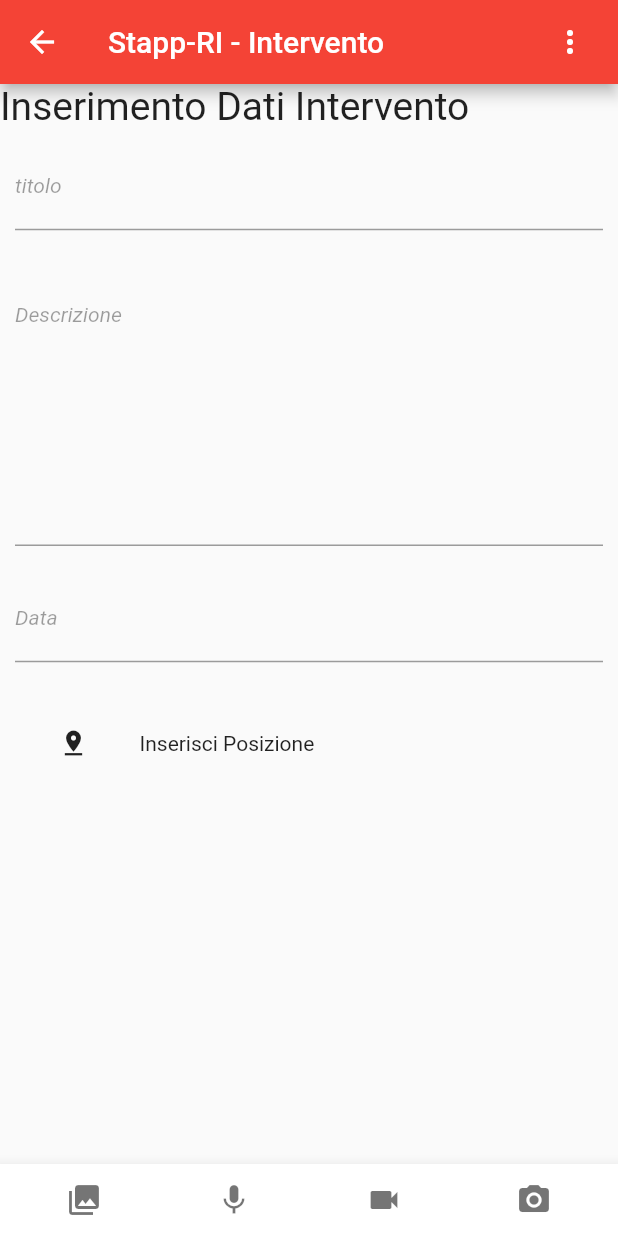
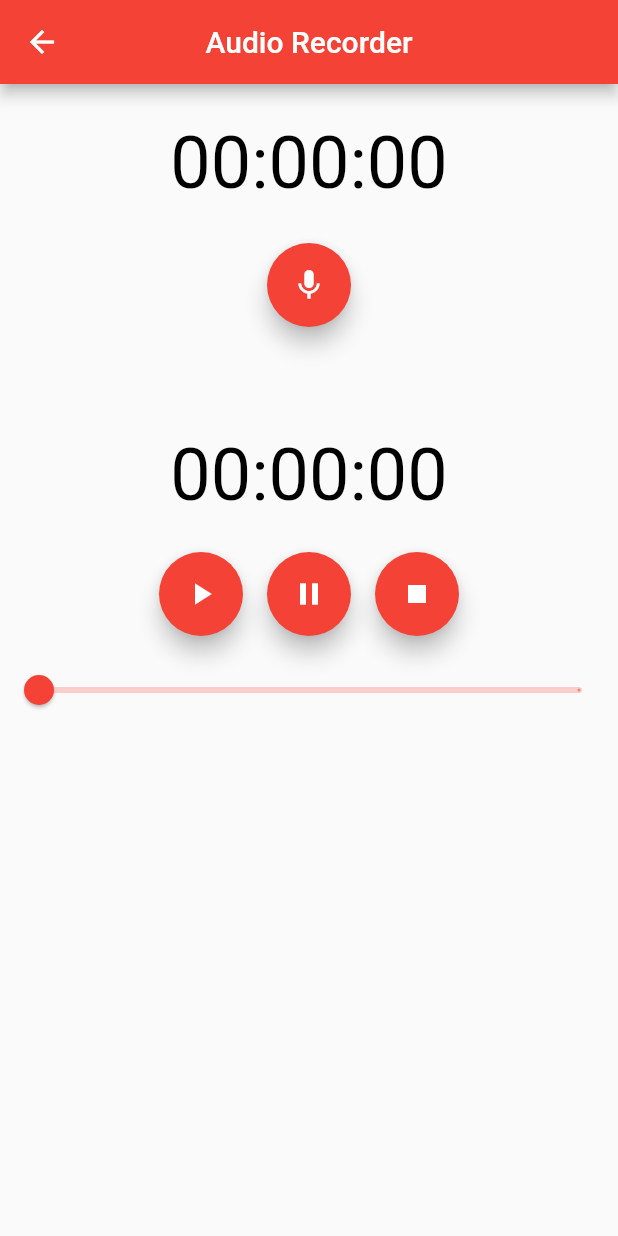
Before and after one commit to vvfosprojects/stapp-ri, a Flutter app: the OperationPage screen opened by its route, after a tap on the "mic" icon, on a phone screen of 412 x 824 dp. Run offline on Flutter 3.47's test engine with Material 2 defaults, Android fonts, the phone set to English and light mode, and no system bars; our stand-ins replace image_picker, splashscreen, sqflite; missing offline and left inert: flutter_simple_dependency_injection, flutter_sound, multi_image_picker; accounts and stored records are empty.

Commit message:
NEW FEATURE Audio recorder

```diff
--- a/lib/operation_page.dart
+++ b/lib/operation_page.dart
@@ -3,6 +3,7 @@ import 'dart:io';
 import 'package:flutter/material.dart';
 import 'package:image_picker/image_picker.dart';
 import 'package:multi_image_picker/multi_image_picker.dart';
+import 'package:stapp_ri/widgets/audio_recorder.dart';
 
 class OperationPage extends StatefulWidget {
   @override
@@ -10,11 +11,14 @@ class OperationPage extends StatefulWidget {
 }
 
 class _OperationPageState extends State<OperationPage> {
+  bool _showModalAudio = false;
   File _image;
   File _video;
 
   List<Asset> images = List<Asset>();
   String _error;
+
+  void _registerAudio() async {}
 
   Future _pickImage(ImageSource source) async {
     var image = await ImagePicker.pickImage(source: source);
@@ -25,7 +29,6 @@ class _OperationPageState extends State<OperationPage> {
   }
 
   Future<void> _pickImages() async {
-
     List<Asset> resultList;
     String error;
 
@@ -187,7 +190,9 @@ class _OperationPageState extends State<OperationPage> {
                 color: Colors.black54,
               ),
               onPressed: () {
-                _pickImage(ImageSource.gallery);
+                 showDialog(
+                  child: AudioRecorder(), context: context,
+                );
               },
             ),
             FlatButton(
@@ -210,7 +215,6 @@ class _OperationPageState extends State<OperationPage> {
             )
           ],
         ),
-
       ),
     );
   }
--- /dev/null
+++ b/lib/widgets/audio_recorder.dart
@@ -0,0 +1,277 @@
+import 'dart:async';
+
+import 'package:flutter/material.dart';
+import 'package:flutter_sound/flutter_sound.dart';
+import 'package:intl/intl.dart';
+
+class AudioRecorder extends StatefulWidget {
+
+  Function callback;
+
+  AudioRecorder();
+
+  AudioRecorder.withCallback({callback});
+
+  @override
+  _AudioRecorderState createState() => new _AudioRecorderState();
+}
+
+class _AudioRecorderState extends State<AudioRecorder> {
+  bool _isRecording = false;
+  bool _isPlaying = false;
+  StreamSubscription _recorderSubscription;
+  StreamSubscription _dbPeakSubscription;
+  StreamSubscription _playerSubscription;
+  FlutterSound flutterSound;
+
+  String _recorderTxt = '00:00:00';
+  String _playerTxt = '00:00:00';
+  double _dbLevel;
+
+  double slider_current_position = 0.0;
+  double max_duration = 1.0;
+
+  @override
+  void initState() {
+    super.initState();
+    flutterSound = new FlutterSound();
+    flutterSound.setSubscriptionDuration(0.01);
+    flutterSound.setDbPeakLevelUpdate(0.8);
+    flutterSound.setDbLevelEnabled(true);
+//    initializeDateFormatting();
+  }
+
+  void startRecorder() async {
+    try {
+      String path = await flutterSound.startRecorder(null);
+      print('startRecorder: $path');
+
+      _recorderSubscription = flutterSound.onRecorderStateChanged.listen((e) {
+        DateTime date = new DateTime.fromMillisecondsSinceEpoch(
+            e.currentPosition.toInt(),
+            isUtc: true);
+        String txt = DateFormat('mm:ss:SS', 'pt_BR').format(date);
+
+        this.setState(() {
+          this._recorderTxt = txt.substring(0, 8);
+        });
+      });
+      _dbPeakSubscription =
+          flutterSound.onRecorderDbPeakChanged.listen((value) {
+        print("got update -> $value");
+        setState(() {
+          this._dbLevel = value;
+        });
+      });
+
+      this.setState(() {
+        this._isRecording = true;
+      });
+    } catch (err) {
+      print('startRecorder error: $err');
+    }
+  }
+
+  void stopRecorder() async {
+    try {
+      String result = await flutterSound.stopRecorder();
+      print('stopRecorder: $result');
+
+      if (_recorderSubscription != null) {
+        _recorderSubscription.cancel();
+        _recorderSubscription = null;
+      }
+      if (_dbPeakSubscription != null) {
+        _dbPeakSubscription.cancel();
+        _dbPeakSubscription = null;
+      }
+
+      this.setState(() {
+        this._isRecording = false;
+      });
+    } catch (err) {
+      print('stopRecorder error: $err');
+    }
+  }
+
+  void startPlayer() async {
+    String path = await flutterSound.startPlayer(null);
+    await flutterSound.setVolume(1.0);
+    print('startPlayer: $path');
+
+    try {
+      _playerSubscription = flutterSound.onPlayerStateChanged.listen((e) {
+        if (e != null) {
+          slider_current_position = e.currentPosition;
+          max_duration = e.duration;
+
+          DateTime date = new DateTime.fromMillisecondsSinceEpoch(
+              e.currentPosition.toInt(),
+              isUtc: true);
+          String txt = DateFormat('mm:ss:SS', 'pt_BR').format(date);
+          this.setState(() {
+            this._isPlaying = true;
+            this._playerTxt = txt.substring(0, 8);
+          });
+        }
+      });
+    } catch (err) {
+      print('error: $err');
+    }
+  }
+
+  void stopPlayer() async {
+    try {
+      String result = await flutterSound.stopPlayer();
+      print('stopPlayer: $result');
+      if (_playerSubscription != null) {
+        _playerSubscription.cancel();
+        _playerSubscription = null;
+      }
+
+      this.setState(() {
+        this._isPlaying = false;
+      });
+    } catch (err) {
+      print('error: $err');
+    }
+  }
+
+  void pausePlayer() async {
+    String result = await flutterSound.pausePlayer();
+    print('pausePlayer: $result');
+  }
+
+  void resumePlayer() async {
+    String result = await flutterSound.resumePlayer();
+    print('resumePlayer: $result');
+  }
+
+  void seekToPlayer(int milliSecs) async {
+    String result = await flutterSound.seekToPlayer(milliSecs);
+    print('seekToPlayer: $result');
+  }
+
+  @override
+  Widget build(BuildContext context) {
+    return Scaffold(
+        appBar: AppBar(
+          centerTitle: true,
+          title: const Text('Audio Recorder'),
+        ),
+        body: ListView(
+          children: <Widget>[
+            Column(
+              crossAxisAlignment: CrossAxisAlignment.center,
+              mainAxisAlignment: MainAxisAlignment.center,
+              children: <Widget>[
+                Container(
+                  margin: EdgeInsets.only(top: 24.0, bottom: 16.0),
+                  child: Text(
+                    this._recorderTxt,
+                    style: TextStyle(
+                      fontSize: 48.0,
+                      color: Colors.black,
+                    ),
+                  ),
+                ),
+                _isRecording
+                    ? LinearProgressIndicator(
+                        value: 100.0 / 160.0 * (this._dbLevel ?? 1) / 100,
+                        valueColor: AlwaysStoppedAnimation<Color>(Colors.green),
+                        backgroundColor: Colors.red,
+                      )
+                    : Container()
+              ],
+            ),
+            Row(
+              children: <Widget>[
+                Container(
+                  width: 56.0,
+                  height: 56.0,
+                  margin: EdgeInsets.all(10.0),
+                  child: FloatingActionButton(
+                    onPressed: () {
+                      if (!this._isRecording) {
+                        return this.startRecorder();
+                      }
+                      this.stopRecorder();
+                    },
+                    child:
+                        this._isRecording ? Icon(Icons.stop) : Icon(Icons.mic),
+                  ),
+                ),
+              ],
+              mainAxisAlignment: MainAxisAlignment.center,
+              crossAxisAlignment: CrossAxisAlignment.center,
+            ),
+            Column(
+              crossAxisAlignment: CrossAxisAlignment.center,
+              mainAxisAlignment: MainAxisAlignment.center,
+              children: <Widget>[
+                Container(
+                  margin: EdgeInsets.only(top: 60.0, bottom: 16.0),
+                  child: Text(
+                    this._playerTxt,
+                    style: TextStyle(
+                      fontSize: 48.0,
+                      color: Colors.black,
+                    ),
+                  ),
+                ),
+              ],
+            ),
+            Row(
+              children: <Widget>[
+                Container(
+                  width: 56.0,
+                  height: 56.0,
+                  margin: EdgeInsets.all(8.0),
+                  child: FloatingActionButton(
+                    onPressed: () {
+                      startPlayer();
+                    },
+                    child: Icon(Icons.play_arrow),
+                  ),
+                ),
+                Container(
+                  width: 56.0,
+                  height: 56.0,
+                  margin: EdgeInsets.all(8.0),
+                  child: FloatingActionButton(
+                    onPressed: () {
+                      pausePlayer();
+                    },
+                    child: Icon(Icons.pause),
+                  ),
+                ),
+                Container(
+                  width: 56.0,
+                  height: 56.0,
+                  margin: EdgeInsets.all(8.0),
+                  child: FloatingActionButton(
+                    onPressed: () {
+                      stopPlayer();
+                    },
+                    child: Icon(Icons.stop),
+                  ),
+                ),
+              ],
+              mainAxisAlignment: MainAxisAlignment.center,
+              crossAxisAlignment: CrossAxisAlignment.center,
+            ),
+            Container(
+                height: 56.0,
+                child: Slider(
+                    value: slider_current_position,
+                    min: 0.0,
+                    max: max_duration,
+                    onChanged: (double value) async {
+                      await flutterSound.seekToPlayer(value.toInt());
+                    },
+                    divisions: max_duration.toInt()))
+          ],
+        ),
+      );
+  }
+}
--- a/pubspec.yaml
+++ b/pubspec.yaml
@@ -25,6 +25,8 @@ dependencies:
   flutter_simple_dependency_injection: any
   image_picker: ^0.6.2
   multi_image_picker: ^4.6.0
+  flutter_sound: ^1.6.0
+  intl: ^0.16.0
 
   # The following adds the Cupertino Icons font to your application.
   # Use with the CupertinoIcons class for iOS style icons.
```
Also changed, not shown: pubspec.lock, 2 other files.
